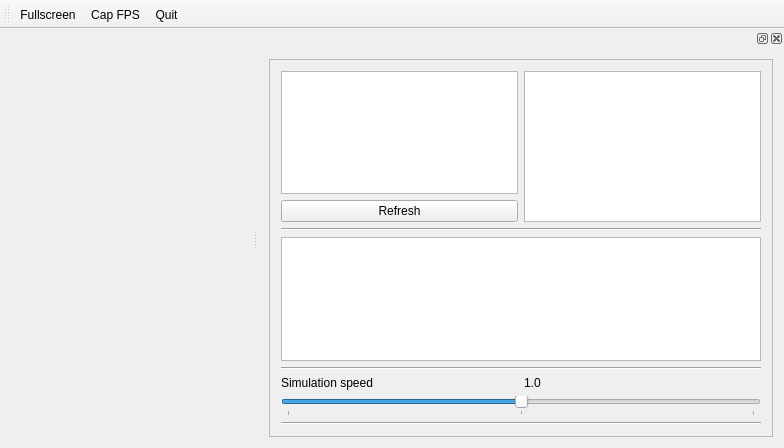
Above: xkill-gui/MainWindow.ui from ensq/xkill-resources before the change. Below: the same form after it.
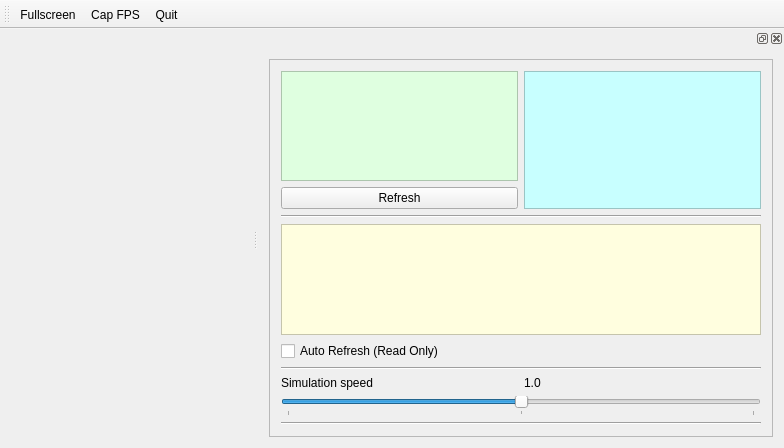
That is the form after the change.

The edit to the form file:
```diff
--- a/xkill-gui/MainWindow.ui
+++ b/xkill-gui/MainWindow.ui
@@ -47,7 +47,7 @@
          <rect>
           <x>0</x>
           <y>0</y>
-          <width>466</width>
+          <width>388</width>
           <height>383</height>
          </rect>
         </property>
@@ -61,7 +61,9 @@
                <property name="styleSheet">
                 <string notr="true">QTreeView
 {
-	alternate-background-color: #DDD;
+	/*Green*/
+	background-color: #DFFFE0;
+	alternate-background-color: #C2FEC2;
 }</string>
                </property>
                <property name="alternatingRowColors">
@@ -85,7 +87,9 @@
                <property name="styleSheet">
                 <string notr="true">QTreeView
 {
-	alternate-background-color: #DDD;
+	/*Blue*/
+	background-color: #C8FFFF;
+	alternate-background-color: #E6FFFF;
 }</string>
                </property>
                <property name="alternatingRowColors">
@@ -109,7 +113,9 @@
            <property name="styleSheet">
             <string notr="true">QTreeView
 {
-	alternate-background-color: #DDD;
+	/*Violet*/
+	background-color: #FFFEDF;
+	alternate-background-color: #FFFDC2;
 }</string>
            </property>
            <property name="alternatingRowColors">
@@ -117,6 +123,13 @@
            </property>
           </widget>
          </item>
+         <item>
+          <widget class="QCheckBox" name="checkBox_autoRefresh">
+           <property name="text">
+            <string>Auto Refresh (Read Only)</string>
+           </property>
+          </widget>
+         </item>
          <item>
           <widget class="Line" name="line_2">
            <property name="orientation">
```
